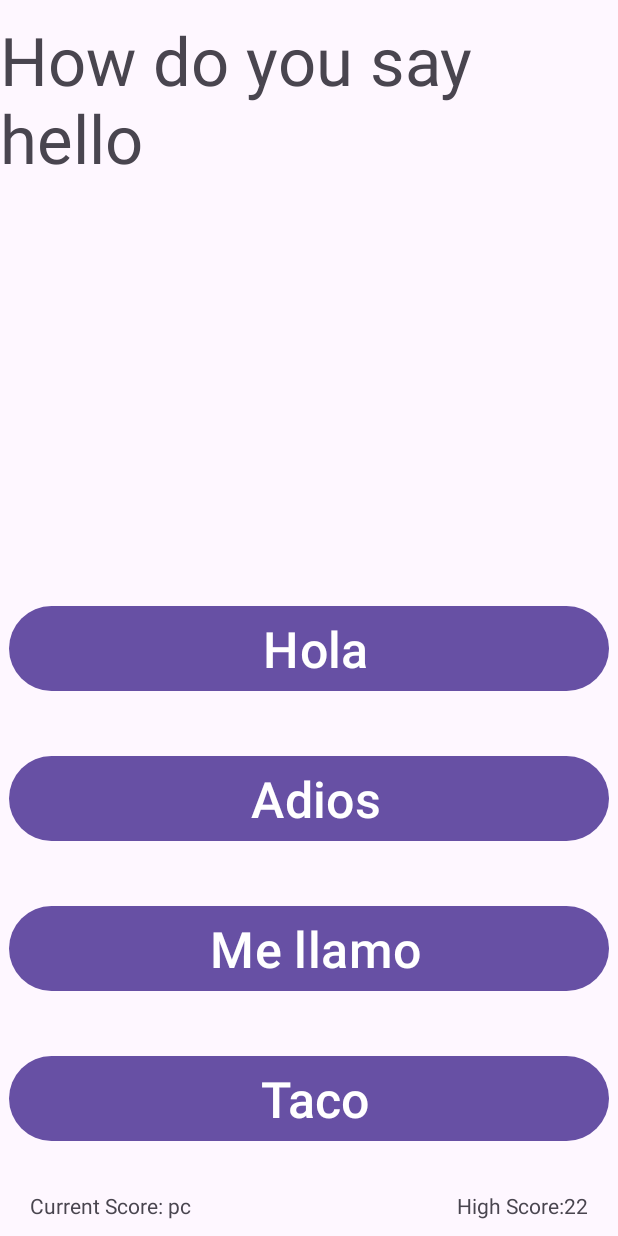
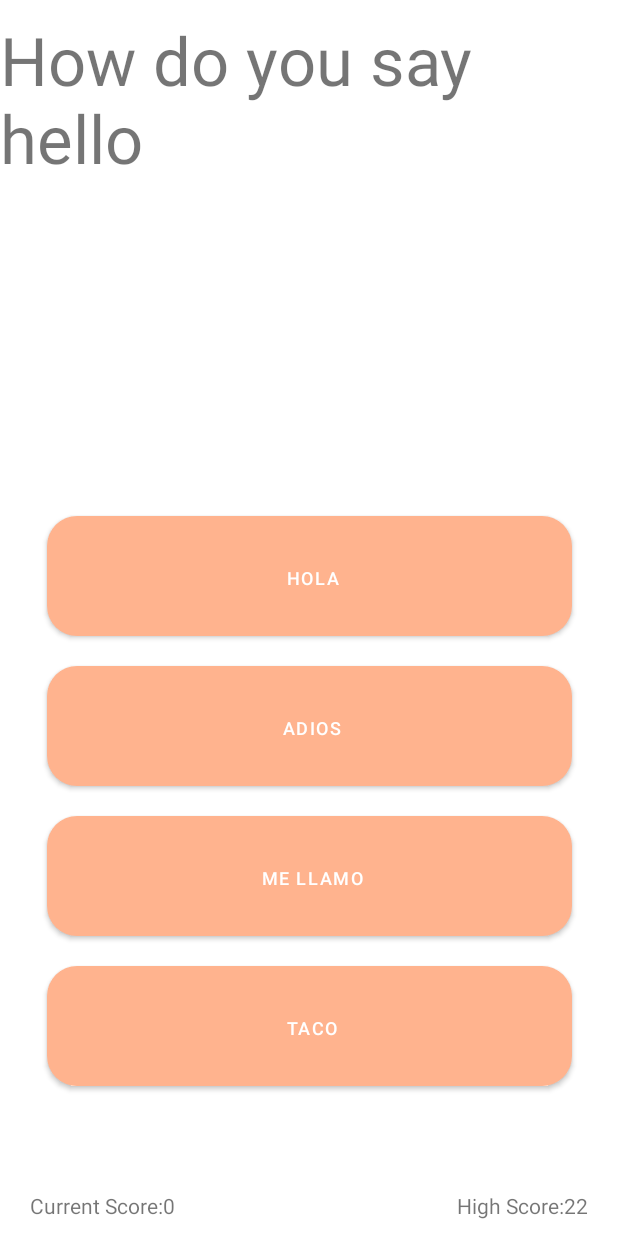
Before and after one commit to theedermartinez/SimpleSpanish, an Android app: the A_0_BasicGreetings_menu_quiz screen opened directly, with no data from a screen before it, on a phone screen of 412 x 824 dp. Run offline under Robolectric (Android 15) with nearby library versions, the phone set to English and light mode, and no system bars.

Commit message:
score added, bug still persists on quiz making it crash

```diff
--- a/app/src/main/AndroidManifest.xml
+++ b/app/src/main/AndroidManifest.xml
@@ -12,6 +12,9 @@
         android:supportsRtl="true"
         android:theme="@style/Theme.SimpleSpanish"
         tools:targetApi="31">
+        <activity
+            android:name=".A_0_BasicGreetings_menu_quiz_zend"
+            android:exported="false" />
         <activity
             android:name=".A_0_BasicGreetings_menu_quiz"
             android:exported="false" />
--- a/app/src/main/java/com/example/simplespanish/A_0_BasicGreetings_menu_quiz.java
+++ b/app/src/main/java/com/example/simplespanish/A_0_BasicGreetings_menu_quiz.java
@@ -15,7 +15,6 @@ import android.widget.TextView;
 
 import androidx.activity.EdgeToEdge;
 import androidx.appcompat.app.AppCompatActivity;
-import androidx.core.app.unusedapprestrictions.IUnusedAppRestrictionsBackportCallback;
 import androidx.core.graphics.Insets;
 import androidx.core.view.ViewCompat;
 import androidx.core.view.WindowInsetsCompat;
@@ -28,7 +27,6 @@ import java.io.InputStreamReader;
 
 import java.io.StringReader;
 import java.util.ArrayList;
-import java.util.HashMap;
 import java.util.concurrent.atomic.AtomicInteger;
 
 public class A_0_BasicGreetings_menu_quiz extends AppCompatActivity {
@@ -36,9 +34,9 @@ public class A_0_BasicGreetings_menu_quiz extends AppCompatActivity {
     @Override
     protected void onCreate(Bundle savedInstanceState) {
         super.onCreate(savedInstanceState);
+        //for old displays
         EdgeToEdge.enable(this);
         setContentView(R.layout.a_0_basic_greetings_menu_quiz);
-        //for old displays
         ViewCompat.setOnApplyWindowInsetsListener(findViewById(R.id.a_0_main_quiz), (v, insets) -> {
             Insets systemBars = insets.getInsets(WindowInsetsCompat.Type.systemBars());
             v.setPadding(systemBars.left, systemBars.top, systemBars.right, systemBars.bottom);
@@ -64,9 +62,6 @@ public class A_0_BasicGreetings_menu_quiz extends AppCompatActivity {
         }
         //make quiz
         readFileQuiz("a_0_basic_greetings_quiz",button0,button1,button2,button3);
-
-
-
 
 
 
@@ -109,6 +104,8 @@ public class A_0_BasicGreetings_menu_quiz extends AppCompatActivity {
 
             }
             // here everything is added to the arraylist. Now we create a 2d array with [keepuestion.length][6] // quesitons,1,2,3,4,answer
+            //quiz length is detemrined by the length of the arraylist when all the questions are in it
+            int quizLength = keepQuestionsArrayList.size();
 
             String[][] keep2dArray = new String[keepQuestionsArrayList.size()][6];//making it the right size
 
@@ -123,6 +120,10 @@ public class A_0_BasicGreetings_menu_quiz extends AppCompatActivity {
 
                 String quest = keepQuestionsArrayList.get(0);
                 String[] splitArray = quest.split(",");
+                if(splitArray.length != 6)
+                {
+                    makeAlertStop("Error: readFileQuiz A_0_BG_menu_L: Format Wrong");
+                }
 
                 //add every element of the split array
                 for(int i = 0; i < splitArray.length; i++)
@@ -141,7 +142,7 @@ public class A_0_BasicGreetings_menu_quiz extends AppCompatActivity {
             //following variables are used for moving and answering
             //moved to method displayFileQuiz
 
-            displayFileQuiz(keep2dArray,button0,button1,button2,button3);
+            displayFileQuiz(keep2dArray,button0,button1,button2,button3,quizLength);
 
 
         }
@@ -159,10 +160,11 @@ public class A_0_BasicGreetings_menu_quiz extends AppCompatActivity {
     * DO NOT FORGET TO UPDATE WITHIN THE LISTENER TO CHANGE THE OUTCOME OF WHAT IS DISPLAYD
     *
      */
-    private void displayFileQuiz(String[][] array, Button button0, Button button1, Button button2, Button button3)
+    private void displayFileQuiz(String[][] array, Button button0, Button button1, Button button2, Button button3,int maxLength)
     {
         AtomicInteger currentQuestionIndexRow = new AtomicInteger(0);//used to move the 2d array
         boolean endQuiz = false;
+
 
             /*
             old can be deleted
@@ -174,42 +176,58 @@ public class A_0_BasicGreetings_menu_quiz extends AppCompatActivity {
             */
 
         updateEveryButton(array,currentQuestionIndexRow);
+        AtomicInteger numToAddScore = new AtomicInteger(0);
+        AtomicInteger currentScore = new AtomicInteger(0);// we use atomic to keep it updating and it does not return to 0
 
         //button listeners
 
         button0.setOnClickListener(v->
         {
-                int num = checkCorrectAnswer(array[currentQuestionIndexRow.get()][5],array[currentQuestionIndexRow.get()][1]);
+            numToAddScore.getAndAdd(checkCorrectAnswer(array[currentQuestionIndexRow.get()][5],array[currentQuestionIndexRow.get()][1]));
             currentQuestionIndexRow.incrementAndGet();
+            checkIfEnd(currentQuestionIndexRow.get(),maxLength,currentScore.get());
             updateEveryButton(array,currentQuestionIndexRow);
+            updateCurrScore(numToAddScore,currentScore);
 
 
         });
 
         button1.setOnClickListener(v->
         {
-                int num = checkCorrectAnswer(array[currentQuestionIndexRow.get()][5],array[currentQuestionIndexRow.get()][2]);
+            numToAddScore.getAndAdd(checkCorrectAnswer(array[currentQuestionIndexRow.get()][5],array[currentQuestionIndexRow.get()][2]));
             currentQuestionIndexRow.incrementAndGet();
+            checkIfEnd(currentQuestionIndexRow.get(),maxLength,currentScore.get());
             updateEveryButton(array,currentQuestionIndexRow);
+            updateCurrScore(numToAddScore,currentScore);
+
 
         });
 
         button2.setOnClickListener(v->
         {
-                int num = checkCorrectAnswer(array[currentQuestionIndexRow.get()][5],array[currentQuestionIndexRow.get()][3]);
+            numToAddScore.getAndAdd(checkCorrectAnswer(array[currentQuestionIndexRow.get()][5],array[currentQuestionIndexRow.get()][3]));
             currentQuestionIndexRow.incrementAndGet();
+            checkIfEnd(currentQuestionIndexRow.get(),maxLength,currentScore.get());
             updateEveryButton(array,currentQuestionIndexRow);
+            updateCurrScore(numToAddScore,currentScore);
 
         });
 
         button3.setOnClickListener(v->
         {
-                int num = checkCorrectAnswer(array[currentQuestionIndexRow.get()][5],array[currentQuestionIndexRow.get()][4]);
+            numToAddScore.getAndAdd(checkCorrectAnswer(array[currentQuestionIndexRow.get()][5],array[currentQuestionIndexRow.get()][4]));
             currentQuestionIndexRow.incrementAndGet();
+            checkIfEnd(currentQuestionIndexRow.get(),maxLength,currentScore.get());
             updateEveryButton(array,currentQuestionIndexRow);
+            updateCurrScore(numToAddScore,currentScore);
+
         });
 
+
+        updateCurrScore(numToAddScore,currentScore);
+
     }
+
 
     /*Author: Eder Martinez
     * Purpose: update the displayFileQuiz, leading to updates when chaning button
@@ -223,10 +241,44 @@ public class A_0_BasicGreetings_menu_quiz extends AppCompatActivity {
         pushToFront(array[currentQuestionIndexRow.get()][4], "quiz0_answer3_buttonid");// opt 3
     }
 
+    /**
+     * Author: Eder Martinez
+     * Purpose: solely to update score
+     *
+     *
+     * */
+    private void updateCurrScore(AtomicInteger addO, AtomicInteger currScore)
+    {
+        currScore.getAndAdd(addO.get());
+        String score = Integer.toString(currScore.get());
+        String pushThis = "Current Score:" +score;
+        pushToFront(pushThis,"quiz0_curscore_textid");
+    }
 
     /*
     * Author: Eder Martinez
-    * Purpose: to push to front the text at the given location
+    * Purpose: check if it is the end. Current represents the current row, end is the final and currentScore is the one we will push
+    * at the end
+    *
+    * */
+    private void checkIfEnd(int current, int end, int currentScore)
+    {
+        if(current==end)
+        {
+            Intent go = new Intent(this, A_0_BasicGreetings_menu_quiz_zend.class);
+            String curScoreString = Integer.toString(current);
+            go.putExtra( "currentScore",curScoreString);
+            startActivity(go);
+            finish();//use carefully
+        }
+    }
+
+
+
+    /*
+    * Author: Eder Martinez
+    * Purpose: to push to front the text at the given location either button or it does not matter
+    * since we can id it by string
     *
     */
     private void pushToFront(String text, String location)
@@ -281,6 +333,13 @@ public class A_0_BasicGreetings_menu_quiz extends AppCompatActivity {
 
     }
 
+    /*
+    * Author: Eder Martinez
+    * purpose: Check if this is the corrct answer, if so it will return a 1 to add to the score otherwise, it will
+    * add 0 keeping the score the same
+    *
+    *
+    * */
     private int checkCorrectAnswer(String correct, String check)
     {
         if(correct.equals(check))
@@ -295,6 +354,8 @@ public class A_0_BasicGreetings_menu_quiz extends AppCompatActivity {
 
 
     /*
+    * Author: Eder Martinez
+    * Purpose: to make alerts and push them up when needed
     *
     * */
     private void makeAlertStop(String id)
--- /dev/null
+++ b/app/src/main/res/drawable/button_background_normal.xml
@@ -0,0 +1,7 @@
+<shape xmlns:android="http://schemas.android.com/apk/res/android"
+    android:shape="rectangle">
+
+    <solid android:color="@color/dark_peach" />
+
+    <corners android:radius="20dp" />
+</shape>
--- /dev/null
+++ b/app/src/main/res/drawable/button_background_pressed.xml
@@ -0,0 +1,7 @@
+<shape xmlns:android="http://schemas.android.com/apk/res/android"
+    android:shape="rectangle">
+
+    <solid android:color="@color/dark_mint" />
+
+    <corners android:radius="20dp" />
+</shape>
--- /dev/null
+++ b/app/src/main/res/drawable/ripple_button.xml
@@ -0,0 +1,9 @@
+
+<selector xmlns:android="http://schemas.android.com/apk/res/android">
+    <item android:state_pressed="true"> <!--for the button pressed-->
+        <ripple android:color="@color/dark_mint"> <!--ripple color-->
+            <item android:drawable="@drawable/button_background_pressed" />
+        </ripple> <!--change color-->
+    </item>
+    <item android:drawable="@drawable/button_background_normal" />  <!--for the normal button-->
+</selector>
--- a/app/src/main/res/layout/a_0_basic_greetings_menu_quiz.xml
+++ b/app/src/main/res/layout/a_0_basic_greetings_menu_quiz.xml
@@ -16,70 +16,85 @@
         app:layout_constraintEnd_toEndOf="parent"
         app:layout_constraintTop_toTopOf="parent"
         android:textSize="20pt"
-        android:layout_marginTop="10dp"/>
+        android:layout_marginTop="10dp"
+        />
 
     <Button
         android:id="@+id/quiz0_answer0_buttonid"
-        android:layout_width="wrap_content"
-        android:layout_height="wrap_content"
-        android:width="400dp"
+        android:layout_width="350dp"
+        android:layout_height="80dp"
         android:maxHeight="100dp"
-        android:text="h"
-        android:textSize="15pt"
+        android:text="but 0"
+        android:autoSizeTextType="uniform"
+        android:autoSizeMaxTextSize="25pt"
         app:layout_constraintStart_toStartOf="parent"
         app:layout_constraintEnd_toEndOf="parent"
-        app:layout_constraintTop_toTopOf="parent"
-        android:layout_marginTop="400dp"
+        app:layout_constraintBottom_toBottomOf="@id/quiz0_answer1_buttonid"
+        android:layout_marginBottom="100dp"
         android:layout_marginLeft="20dp"
         android:layout_marginRight="20dp"
+        android:background="@drawable/ripple_button"
+        android:padding="12pt"
+        android:elevation="10dp"
+
         />
 
     <Button
         android:id="@+id/quiz0_answer1_buttonid"
-        android:layout_width="wrap_content"
-        android:layout_height="wrap_content"
-        android:width="400dp"
-        android:maxHeight="100dp"
-        android:text="h"
-        android:textSize="15pt"
+        android:layout_width="350dp"
+        android:layout_height="80dp"
+        android:text="but 1"
+        android:autoSizeTextType="uniform"
+        android:autoSizeMaxTextSize="25pt"
         app:layout_constraintStart_toStartOf="parent"
         app:layout_constraintEnd_toEndOf="parent"
-        app:layout_constraintTop_toTopOf="@id/quiz0_answer0_buttonid"
-        android:layout_marginTop="100dp"
+        app:layout_constraintBottom_toBottomOf="@id/quiz0_answer2_buttonid"
+        android:layout_marginBottom="100dp"
         android:layout_marginLeft="20dp"
         android:layout_marginRight="20dp"
+        android:background="@drawable/ripple_button"
+        android:padding="12pt"
+        android:elevation="10dp"
         />
 
     <Button
         android:id="@+id/quiz0_answer2_buttonid"
-        android:layout_width="wrap_content"
-        android:layout_height="wrap_content"
-        android:width="400dp"
-        android:maxHeight="100dp"
-        android:text="h"
+        android:layout_width="350dp"
+        android:layout_height="80dp"
+        android:text="but 2"
+        android:autoSizeTextType="uniform"
+        android:autoSizeMaxTextSize="25pt"
         android:textSize="15pt"
         app:layout_constraintStart_toStartOf="parent"
         app:layout_constraintEnd_toEndOf="parent"
-        app:layout_constraintTop_toTopOf="@id/quiz0_answer1_buttonid"
-        android:layout_marginTop="100dp"
+        app:layout_constraintBottom_toBottomOf="@id/quiz0_answer3_buttonid"
+        android:layout_marginBottom="100dp"
         android:layout_marginLeft="20dp"
         android:layout_marginRight="20dp"
+        android:background="@drawable/ripple_button"
+        android:padding="12pt"
+        android:elevation="10dp"
         />
 
     <Button
         android:id="@+id/quiz0_answer3_buttonid"
-        android:layout_width="wrap_content"
-        android:layout_height="wrap_content"
+        android:layout_width="350dp"
+        android:layout_height="80dp"
         android:width="400dp"
         android:maxHeight="100dp"
-        android:text="h"
+        android:text="but 3"
+        android:autoSizeTextType="uniform"
+        android:autoSizeMaxTextSize="25pt"
         android:textSize="15pt"
         app:layout_constraintStart_toStartOf="parent"
         app:layout_constraintEnd_toEndOf="parent"
-        app:layout_constraintTop_toTopOf="@id/quiz0_answer2_buttonid"
-        android:layout_marginTop="100dp"
+        app:layout_constraintBottom_toBottomOf="parent"
+        android:layout_marginBottom="100dp"
         android:layout_marginLeft="20dp"
         android:layout_marginRight="20dp"
+        android:background="@drawable/ripple_button"
+        android:padding="12pt"
+        android:elevation="10dp"
         />
 
     <TextView
@@ -103,4 +118,5 @@
         app:layout_constraintStart_toStartOf="parent"
         android:layout_marginLeft="20dp"
         />
+
 </androidx.constraintlayout.widget.ConstraintLayout>
--- a/app/src/main/res/values-night/themes.xml
+++ b/app/src/main/res/values-night/themes.xml
@@ -1,7 +1,18 @@
 <resources xmlns:tools="http://schemas.android.com/tools">
-    <!-- Base application theme. -->
-    <style name="Base.Theme.SimpleSpanish" parent="Theme.Material3.DayNight.NoActionBar">
-        <!-- Customize your dark theme here. -->
-        <!-- <item name="colorPrimary">@color/my_dark_primary</item> -->
+
+        <!-- Application theme -->
+        <style name="Theme.SimpleSpanish" parent="Theme.MaterialComponents.DayNight.NoActionBar">
+            <!-- Customize your theme here -->
+            <item name="colorPrimary">@color/peach</item>
+            <item name="colorPrimaryVariant">@color/white</item>
+            <item name="colorSecondary">@color/dark_peach</item>
+            <item name="buttonStyle">@style/ThemeRippleStyle</item>
+        </style>
+
+    <style name="ThemeRippleStyle" parent = "Widget.MaterialComponents.Button">
+        <item name="android:background">?attr/selectableItemBackground</item>
+        <item name = "backgroundTint">@color/peach</item>
+        <item name = "rippleColor">@color/dark_mint</item>
     </style>
+
 </resources>
--- a/app/src/main/res/values/colors.xml
+++ b/app/src/main/res/values/colors.xml
@@ -2,4 +2,8 @@
 <resources>
     <color name="black">#FF000000</color>
     <color name="white">#FFFFFFFF</color>
+    <color name="peach">#FFB38E</color>
+    <color name="dark_peach">#DE8F5F</color>
+    <color name="dark_mint">#4BAEA0</color>
+    <color name="mint">#F0C9C9</color>
 </resources>
--- a/app/src/main/res/values/themes.xml
+++ b/app/src/main/res/values/themes.xml
@@ -1,9 +1,16 @@
 <resources xmlns:tools="http://schemas.android.com/tools">
-    <!-- Base application theme. -->
-    <style name="Base.Theme.SimpleSpanish" parent="Theme.Material3.DayNight.NoActionBar">
-        <!-- Customize your light theme here. -->
-        <!-- <item name="colorPrimary">@color/my_light_primary</item> -->
-    </style>
 
-    <style name="Theme.SimpleSpanish" parent="Base.Theme.SimpleSpanish" />
+
+        <!-- Application theme -->
+        <style name="Theme.SimpleSpanish" parent="Theme.MaterialComponents.DayNight.NoActionBar">
+            <!-- Customize your theme here -->
+            <item name="colorPrimary">@color/peach</item>
+            <item name="colorPrimaryVariant">@color/black</item>
+            <item name="colorSecondary">@color/dark_peach</item>
+        </style>
+
+
+
+
+
 </resources>
```
Also changed, not shown: app/src/main/java/com/example/simplespanish/A_0_BasicGreetings_menu_quiz_zend.java (added, +95 -0 lines), app/src/main/res/drawable/test_activity.xml (added, +7 -0 lines), app/src/main/res/layout/a_0_basic_greetings_menu.xml (+36 -11 lines), app/src/main/res/layout/a_0_basic_greetings_menu_lesson.xml (+7 -0 lines), app/src/main/res/layout/a_0_basic_greetings_menu_quiz_zend.xml (added, +61 -0 lines), app/src/main/res/layout/activity_main.xml (+7 -2 lines), app/src/main/res/layout/main_menu.xml (+26 -9 lines), app/src/main/res/layout/test_activity.xml (added, +13 -0 lines), 1 other file. Lines whose indentation alone changed are shown as unchanged.
